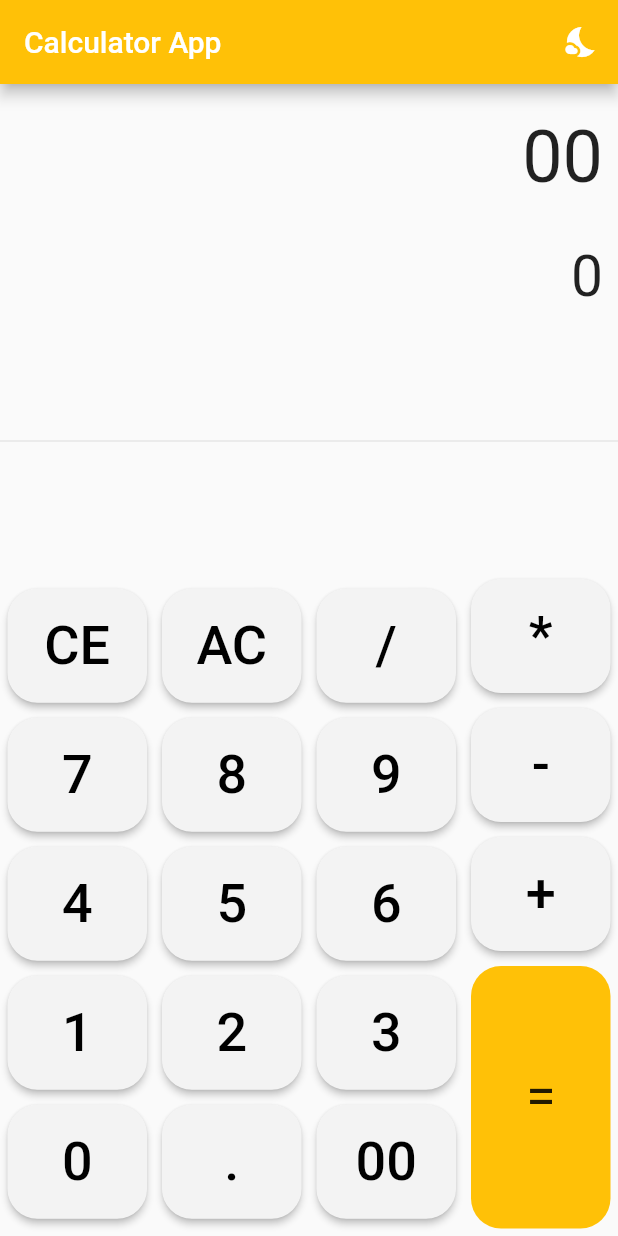
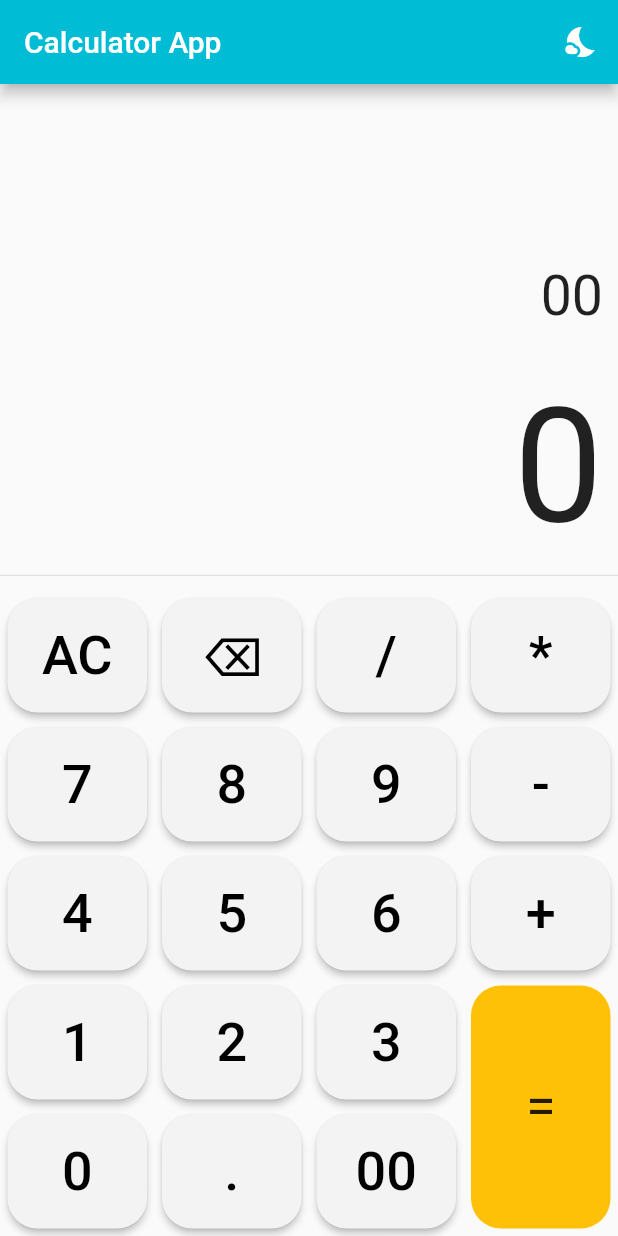
Before and after one commit to flutter-preview/FahadMehboob-calculator_app_dark_light_theme, a Flutter app: the screen it shows after launch, after a tap on "00", on a phone screen of 412 x 824 dp. Run offline on Flutter 3.47's test engine with Material 2 defaults, Android fonts, the light colour scheme and no system bars; our stand-ins replace math_expressions.

Commit message:
final changes

```diff
--- a/lib/calculator.dart
+++ b/lib/calculator.dart
@@ -61,9 +61,6 @@ class SimpleCalculatorState extends State<SimpleCalculator> {
 
   void evaluate() {
     setState(() {
-      equationFontSize = 38.0;
-      resultFontSize = 48.0;
-
       expression = equation;
       expression = expression.replaceAll('×', '*');
       expression = expression.replaceAll('÷', '/');
@@ -82,8 +79,6 @@ class SimpleCalculatorState extends State<SimpleCalculator> {
 
   void addToEquation(String buttonText) {
     setState(() {
-      equationFontSize = 48.0;
-      resultFontSize = 38.0;
       if (equation == "0") {
         equation = buttonText;
       } else {
@@ -99,7 +94,7 @@ class SimpleCalculatorState extends State<SimpleCalculator> {
       theme: isDarkMode ? ThemeData.dark() : ThemeData.light(),
       home: Scaffold(
         appBar: AppBar(
-          backgroundColor: isDarkMode ? Colors.red : Colors.amber,
+          backgroundColor: isDarkMode ? Colors.teal : Colors.cyan,
           title: const Text("Calculator App"),
           actions: [
             IconButton(
@@ -110,12 +105,15 @@ class SimpleCalculatorState extends State<SimpleCalculator> {
         ),
         body: Column(
           children: <Widget>[
+            const SizedBox(
+              height: 100,
+            ),
             Container(
               alignment: Alignment.centerRight,
               padding: const EdgeInsets.fromLTRB(10, 20, 10, 0),
               child: Text(
                 equation,
-                style: TextStyle(fontSize: equationFontSize),
+                style: const TextStyle(fontSize: 37, fontFamily: "Roboto"),
               ),
             ),
             Container(
@@ -123,7 +121,7 @@ class SimpleCalculatorState extends State<SimpleCalculator> {
               padding: const EdgeInsets.fromLTRB(10, 30, 10, 0),
               child: Text(
                 result,
-                style: TextStyle(fontSize: resultFontSize),
+                style: const TextStyle(fontSize: 106, fontFamily: "Roboto"),
               ),
             ),
             const Expanded(
@@ -138,17 +136,17 @@ class SimpleCalculatorState extends State<SimpleCalculator> {
                     children: [
                       TableRow(children: [
                         MyButton(
-                          title: "CE",
+                          title: "AC",
                           isDarkMode: isDarkMode,
                           onPressed: () {
                             clear();
                           },
                         ),
                         MyButton(
-                          title: "AC",
+                          title: "⌫",
                           isDarkMode: isDarkMode,
                           onPressed: () {
-                            clear();
+                            delete();
                           },
                         ),
                         MyButton(
@@ -229,14 +227,12 @@ class SimpleCalculatorState extends State<SimpleCalculator> {
                         ),
                       ]),
                       TableRow(children: [
-                        Expanded(
-                          child: MyButton(
-                            title: "0",
-                            isDarkMode: isDarkMode,
-                            onPressed: () {
-                              addToEquation("0");
-                            },
-                          ),
+                        MyButton(
+                          title: "0",
+                          isDarkMode: isDarkMode,
+                          onPressed: () {
+                            addToEquation("0");
+                          },
                         ),
                         MyButton(
                           title: ".",
--- a/lib/equalbtn.dart
+++ b/lib/equalbtn.dart
@@ -13,7 +13,7 @@ class EqualBtn extends StatelessWidget {
         child: Padding(
           padding: const EdgeInsets.all(5),
           child: Container(
-            height: 175,
+            height: 162,
             alignment: Alignment.center,
             decoration: BoxDecoration(
               borderRadius: BorderRadius.circular(20),
--- a/lib/main.dart
+++ b/lib/main.dart
@@ -6,18 +6,15 @@ void main() {
 }
 
 class MyApp extends StatelessWidget {
-  const MyApp({super.key});
+  const MyApp({Key? key}) : super(key: key);
 
-  // This widget is the root of your application.
   @override
   Widget build(BuildContext context) {
     return MaterialApp(
       debugShowCheckedModeBanner: false,
-      title: 'Flutter Demo',
-      theme: ThemeData(
-        primarySwatch: Colors.blue,
-      ),
-      home: const Calculator(),
+      title: 'Calculator',
+      theme: ThemeData(primarySwatch: Colors.blue),
+      home: const SimpleCalculator(),
     );
   }
 }
```
